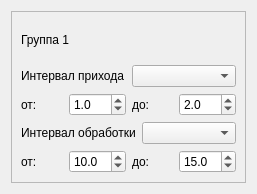
LoaDeadd81/BMSTU-VKR, file src/group.ui: the form before one commit.
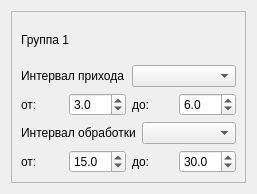
The form after the commit.

```diff
--- a/src/group.ui
+++ b/src/group.ui
@@ -68,7 +68,7 @@
            <number>1</number>
           </property>
           <property name="value">
-           <double>1.000000000000000</double>
+           <double>3.000000000000000</double>
           </property>
          </widget>
         </item>
@@ -85,7 +85,7 @@
            <number>1</number>
           </property>
           <property name="value">
-           <double>2.000000000000000</double>
+           <double>6.000000000000000</double>
           </property>
          </widget>
         </item>
@@ -120,7 +120,7 @@
            <number>1</number>
           </property>
           <property name="value">
-           <double>10.000000000000000</double>
+           <double>15.000000000000000</double>
           </property>
          </widget>
         </item>
@@ -137,7 +137,7 @@
            <number>1</number>
           </property>
           <property name="value">
-           <double>15.000000000000000</double>
+           <double>30.000000000000000</double>
           </property>
          </widget>
         </item>
```
